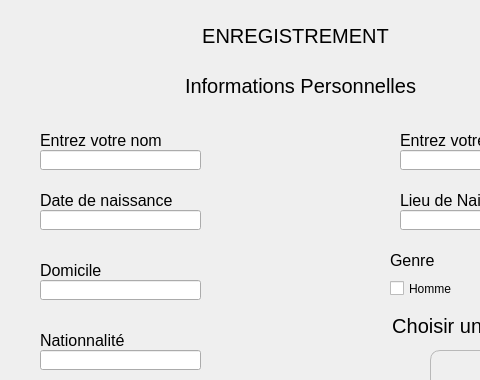
Above: systeme_enrolement/enrolement/ui/registration.ui from OBAMARIE13/enrolement_pyqt before the change; both pictures show x 0 to 480 and y 0 to 380 of the 610 by 594 pixel window. Below: the same form after it.
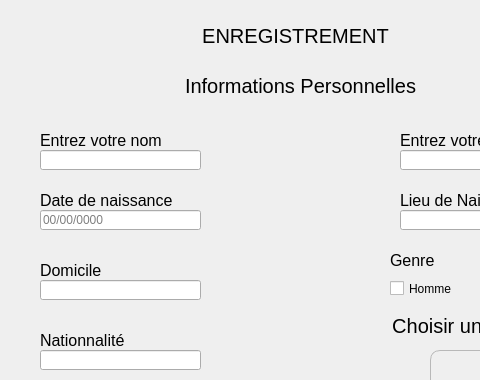
That is the form after the change.

```diff
--- a/systeme_enrolement/enrolement/ui/registration.ui
+++ b/systeme_enrolement/enrolement/ui/registration.ui
@@ -441,6 +441,9 @@
      <height>20</height>
     </rect>
    </property>
+   <property name="placeholderText">
+    <string>00/00/0000</string>
+   </property>
   </widget>
   <widget class="QPushButton" name="btn_photo">
    <property name="geometry">
```
